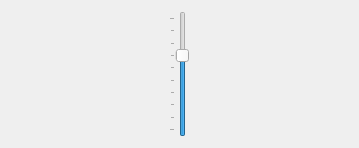
This is mainwindow.ui in ewolio/PiTVSimpleRemote as Qt 5 draws it before an edit. The edited form follows.
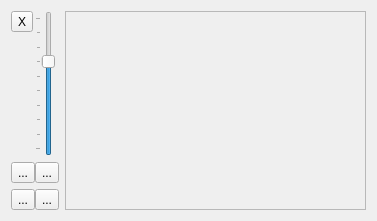
This is the edited form.

The edit to the form file:
```diff
--- a/mainwindow.ui
+++ b/mainwindow.ui
@@ -6,8 +6,8 @@
    <rect>
     <x>0</x>
     <y>0</y>
-    <width>359</width>
-    <height>148</height>
+    <width>377</width>
+    <height>221</height>
    </rect>
   </property>
   <property name="windowTitle">
@@ -16,6 +16,53 @@
   <widget class="QWidget" name="centralWidget">
    <layout class="QHBoxLayout" name="centralLayout">
     <item>
+     <layout class="QVBoxLayout" name="verticalLayout">
+      <item>
+       <layout class="QGridLayout" name="gridLayout">
+        <property name="horizontalSpacing">
+         <number>0</number>
+        </property>
+        <item row="2" column="1">
+         <widget class="QToolButton" name="screenButton">
+          <property name="text">
+           <string>...</string>
+          </property>
+          <property name="checkable">
+           <bool>true</bool>
+          </property>
+         </widget>
+        </item>
+        <item row="1" column="0">
+         <widget class="QToolButton" name="mute">
+          <property name="text">
+           <string>...</string>
+          </property>
+          <property name="checkable">
+           <bool>true</bool>
+          </property>
+         </widget>
+        </item>
+        <item row="1" column="1">
+         <widget class="QToolButton" name="soundButton">
+          <property name="text">
+           <string>...</string>
+          </property>
+          <property name="checkable">
+           <bool>true</bool>
+          </property>
+         </widget>
+        </item>
+        <item row="2" column="0">
+         <widget class="QToolButton" name="displayOn">
+          <property name="text">
+           <string>...</string>
+          </property>
+          <property name="checkable">
+           <bool>true</bool>
+          </property>
+         </widget>
+        </item>
+        <item row="0" column="1">
      <widget class="QSlider" name="volume">
       <property name="minimum">
        <number>-6</number>
@@ -37,6 +84,50 @@
       </property>
      </widget>
     </item>
+        <item row="0" column="0">
+         <layout class="QVBoxLayout" name="verticalLayout_2">
+          <item>
+           <widget class="QToolButton" name="closeButton">
+            <property name="text">
+             <string>X</string>
+            </property>
+           </widget>
+          </item>
+          <item>
+           <spacer name="verticalSpacer">
+            <property name="orientation">
+             <enum>Qt::Vertical</enum>
+            </property>
+            <property name="sizeHint" stdset="0">
+             <size>
+              <width>20</width>
+              <height>40</height>
+             </size>
+            </property>
+           </spacer>
+          </item>
+         </layout>
+        </item>
+       </layout>
+      </item>
+     </layout>
+    </item>
+    <item>
+     <widget class="QFrame" name="mainFrame">
+      <property name="sizePolicy">
+       <sizepolicy hsizetype="Expanding" vsizetype="Expanding">
+        <horstretch>0</horstretch>
+        <verstretch>0</verstretch>
+       </sizepolicy>
+      </property>
+      <property name="frameShape">
+       <enum>QFrame::StyledPanel</enum>
+      </property>
+      <property name="frameShadow">
+       <enum>QFrame::Raised</enum>
+      </property>
+     </widget>
+    </item>
    </layout>
   </widget>
  </widget>
```
Left out of the diff: 19 changed lines with no effect on the pictures. Lines whose indentation alone changed are shown as unchanged.
